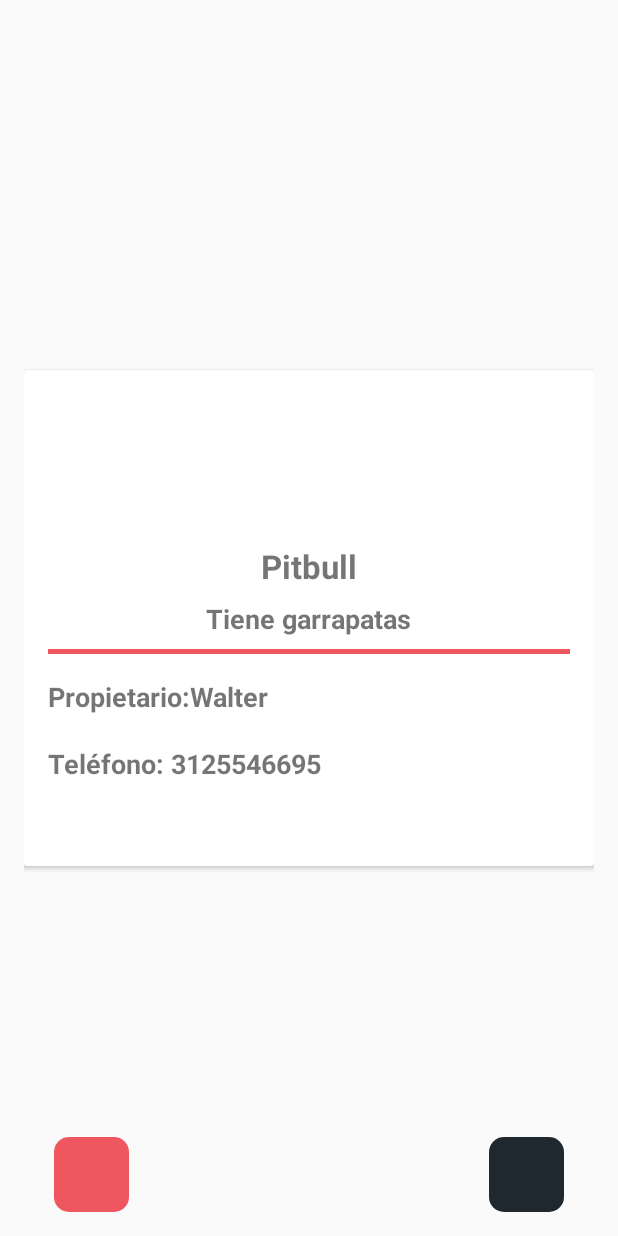
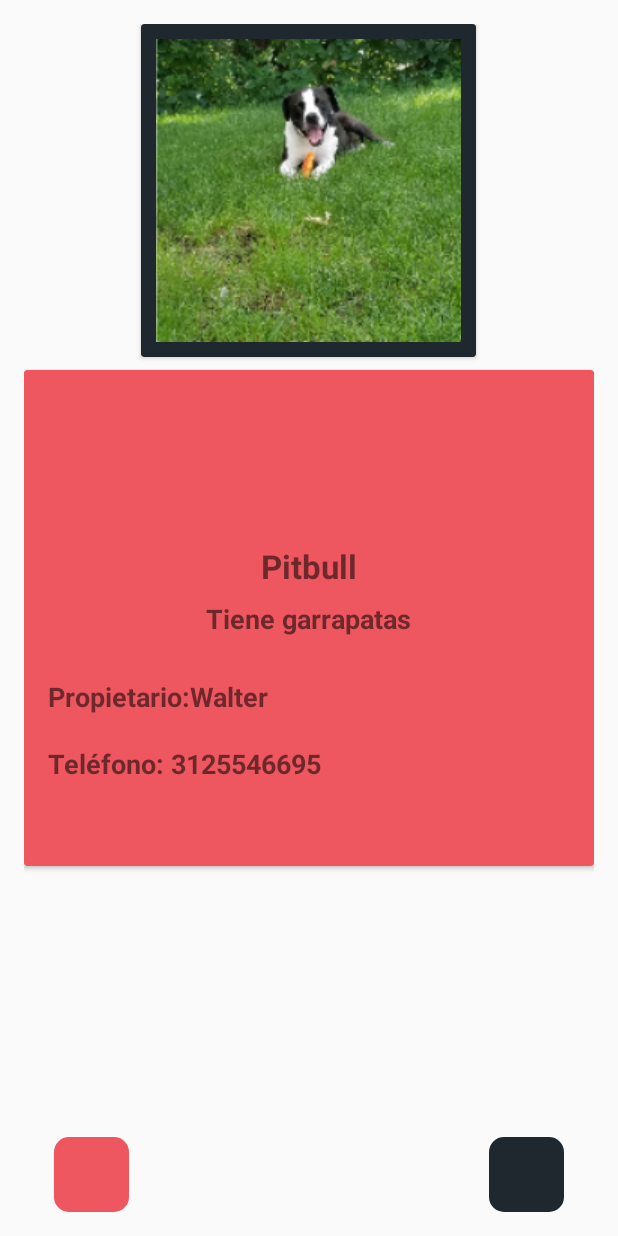
Before and after one commit to judajaavAlt/equipoSeis, an Android app: the layout fragment_detalle_cita.xml on its own in the app's theme, with its tools: preview values and no code run, on a phone screen of 412 x 824 dp. Run offline under Robolectric (Android 15) with nearby library versions, the phone set to English and light mode, and no system bars.

Commit message:
Se agrega CardView con la imagen del perro

```diff
--- a/app/src/main/res/layout/fragment_detalle_cita.xml
+++ b/app/src/main/res/layout/fragment_detalle_cita.xml
@@ -15,11 +15,14 @@
             tools:layout_editor_absoluteX="0dp"
             tools:layout_editor_absoluteY="0dp">
 
+
+
             <androidx.cardview.widget.CardView
                 android:id="@+id/infoDetalleCita"
                 android:layout_width="match_parent"
                 android:layout_height="wrap_content"
-                android:layout_centerInParent="true">
+                android:layout_centerInParent="true"
+                android:backgroundTint="@color/buttons_color">
 
                 <LinearLayout
                     android:layout_width="match_parent"
@@ -71,6 +74,27 @@
 
                 </LinearLayout>
 
+            </androidx.cardview.widget.CardView>
+
+            <androidx.cardview.widget.CardView
+                android:id="@+id/fotoDetalleCita"
+                android:layout_width="wrap_content"
+                android:layout_height="wrap_content"
+                android:layout_centerHorizontal="true"
+                android:backgroundTint="@color/login_colorBg">
+
+                <LinearLayout
+                    android:layout_width="wrap_content"
+                    android:layout_height="wrap_content"
+                    android:padding="10dp">
+
+                    <ImageView
+                        android:layout_width="wrap_content"
+                        android:layout_height="wrap_content"
+                        android:src="@drawable/perro_detalle_cita" />
+
+                </LinearLayout>
+
 
             </androidx.cardview.widget.CardView>
 
```
Also changed, not shown: app/src/main/res/drawable/perro_detalle_cita.png (added).
